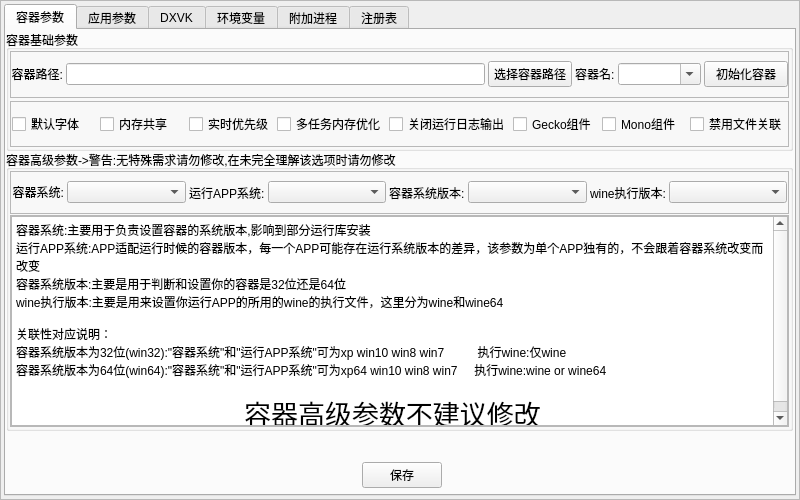
Qt form ui/vekAppAddMT.ui (gfdgd-xi/vekcode) before a commit.
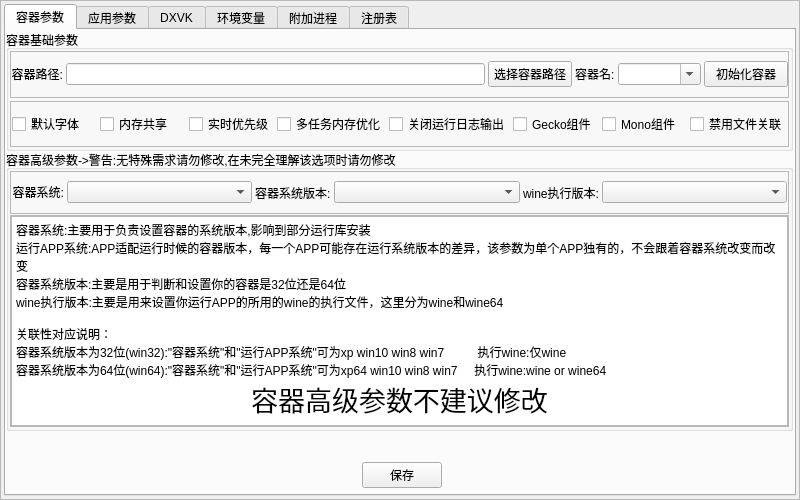
The same form after that commit.

```diff
--- a/ui/vekAppAddMT.ui
+++ b/ui/vekAppAddMT.ui
@@ -490,7 +490,7 @@
              <property name="frameShadow">
               <enum>QFrame::Raised</enum>
              </property>
-             <layout class="QHBoxLayout" name="horizontalLayout_8" stretch="1,10,1,10,1,10,1,10">
+             <layout class="QHBoxLayout" name="horizontalLayout_8" stretch="1,10,1,10,1,10">
               <property name="spacing">
                <number>3</number>
               </property>
@@ -525,16 +525,6 @@
               <item>
                <widget class="QComboBox" name="comboBox_dockSystemVersion"/>
               </item>
-              <item>
-               <widget class="QLabel" name="label_13">
-                <property name="text">
-                 <string>运行APP系统:</string>
-                </property>
-               </widget>
-              </item>
-              <item>
-               <widget class="QComboBox" name="comboBox_RunAppSys"/>
-              </item>
               <item>
                <widget class="QLabel" name="label_11">
                 <property name="text">
@@ -600,7 +590,6 @@
 &lt;p style=&quot; margin-top:0px; margin-bottom:0px; margin-left:0px; margin-right:0px; -qt-block-indent:0; text-indent:0px;&quot;&gt;关联性对应说明：&lt;/p&gt;
 &lt;p style=&quot; margin-top:0px; margin-bottom:0px; margin-left:0px; margin-right:0px; -qt-block-indent:0; text-indent:0px;&quot;&gt;容器系统版本为32位(win32):&amp;quot;容器系统&amp;quot;和&amp;quot;运行APP系统&amp;quot;可为xp win10 win8 win7          执行wine:仅wine&lt;/p&gt;
 &lt;p style=&quot; margin-top:0px; margin-bottom:0px; margin-left:0px; margin-right:0px; -qt-block-indent:0; text-indent:0px;&quot;&gt;容器系统版本为64位(win64):&amp;quot;容器系统&amp;quot;和&amp;quot;运行APP系统&amp;quot;可为xp64 win10 win8 win7     执行wine:wine or wine64&lt;/p&gt;
-&lt;p style=&quot;-qt-paragraph-type:empty; margin-top:0px; margin-bottom:0px; margin-left:0px; margin-right:0px; -qt-block-indent:0; text-indent:0px;&quot;&gt;&lt;br /&gt;&lt;/p&gt;
 &lt;p align=&quot;center&quot; style=&quot; margin-top:0px; margin-bottom:0px; margin-left:0px; margin-right:0px; -qt-block-indent:0; text-indent:0px;&quot;&gt;&lt;span style=&quot; font-size:20pt;&quot;&gt;容器高级参数不建议修改&lt;/span&gt;&lt;/p&gt;&lt;/body&gt;&lt;/html&gt;</string>
                 </property>
                </widget>
```
